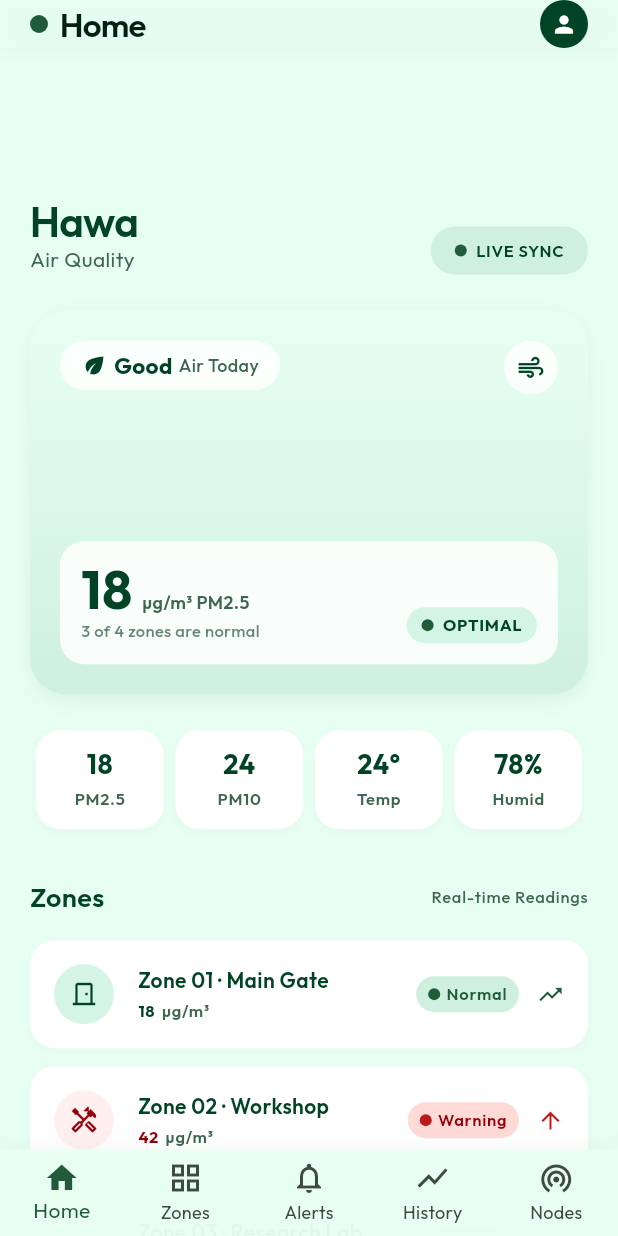
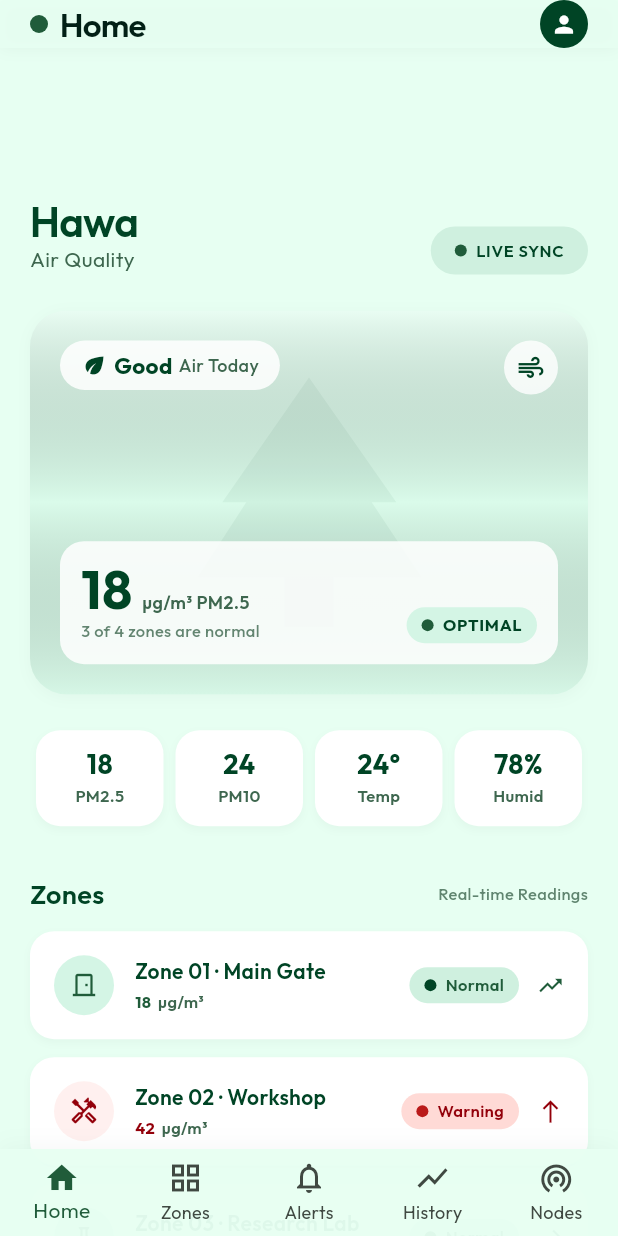
Before and after one commit to mukaaromaah/Hawa-Mobile-Apps, a Flutter app: the screen it shows after launch, on a phone screen of 412 x 824 dp. Run offline on Flutter 3.47's test engine with Material 3 defaults, Android fonts, the phone set to English and light mode, and no system bars; our stand-ins replace google_fonts.

Commit message:
Rewrite home_screen UI to match visual reference perfectly

```diff
--- a/lib/screens/home_screen.dart
+++ b/lib/screens/home_screen.dart
@@ -8,6 +8,18 @@ class HomeScreen extends StatelessWidget {
   @override
   Widget build(BuildContext context) {
     final data = SensorData.mockSample;
+    final pm25Value = data.pm25.toInt();
+    final pm10Value = data.pm10.toInt();
+    final tempValue = data.temperature.toInt();
+    final humidValue = data.humidity.toInt();
+
+    // Determine overall status based on pm25
+    bool isWarningOverall = pm25Value > 35;
+    String statusText = isWarningOverall ? 'Warning' : 'Good';
+    String subStatusText = isWarningOverall ? 'Air Quality' : 'Air Today';
+    String optimalText = isWarningOverall ? 'Attention' : 'Optimal';
+    Color mainStatusColor = isWarningOverall ? AppTheme.error : AppTheme.primary;
+
     return SingleChildScrollView(
       padding: const EdgeInsets.only(left: 20, right: 20, top: 100, bottom: 100),
       child: Column(
@@ -18,10 +30,10 @@ class HomeScreen extends StatelessWidget {
             mainAxisAlignment: MainAxisAlignment.spaceBetween,
             crossAxisAlignment: CrossAxisAlignment.end,
             children: [
-              Column(
+              const Column(
                 crossAxisAlignment: CrossAxisAlignment.start,
                 children: [
-                  const Text(
+                  Text(
                     'Hawa',
                     style: TextStyle(
                       fontSize: 28,
@@ -31,7 +43,7 @@ class HomeScreen extends StatelessWidget {
                       letterSpacing: -0.5,
                     ),
                   ),
-                  const Text(
+                  Text(
                     'Air Quality',
                     style: TextStyle(
                       fontSize: 14,
@@ -77,24 +89,41 @@ class HomeScreen extends StatelessWidget {
           AspectRatio(
             aspectRatio: 16 / 11,
             child: Container(
-              width: double.infinity,
               decoration: BoxDecoration(
                 color: AppTheme.surfaceContainerLow,
                 borderRadius: BorderRadius.circular(24),
-                // We simulate the image background with a gradient for now
-                gradient: const LinearGradient(
-                  colors: [Color(0xFFE7FFF2), Color(0xFFCFF0DF)],
+                boxShadow: [
+                  BoxShadow(
+                    color: Colors.black.withValues(alpha: 0.03),
+                    blurRadius: 8,
+                    offset: const Offset(0, 2),
+                  ),
+                ],
+              ),
+              child: Stack(
+                children: [
+                  // Placeholder for the illustration
+                  Positioned.fill(
+                    child: Container(
+                      decoration: BoxDecoration(
+                        borderRadius: BorderRadius.circular(24),
+                        gradient: LinearGradient(
+                          colors: [
+                            Colors.white.withValues(alpha: 0.4),
+                            Colors.transparent,
+                            AppTheme.surfaceContainerHigh.withValues(alpha: 0.4),
+                          ],
                           begin: Alignment.topCenter,
                           end: Alignment.bottomCenter,
                         ),
-                boxShadow: [
-                  BoxShadow(
-                    color: Colors.black.withValues(alpha: 0.05),
-                    blurRadius: 10,
-                    offset: const Offset(0, 4),
                       ),
-                ],
+                      child: ClipRRect(
+                        borderRadius: BorderRadius.circular(24),
+                        child: Icon(Icons.park, size: 200, color: AppTheme.primary.withValues(alpha: 0.05)),
                       ),
+                    ),
+                  ),
+                  Padding(
                     padding: const EdgeInsets.all(20),
                     child: Column(
                       mainAxisAlignment: MainAxisAlignment.spaceBetween,
@@ -111,20 +140,20 @@ class HomeScreen extends StatelessWidget {
                               ),
                               child: Row(
                                 children: [
-                            const Icon(Icons.eco, color: AppTheme.primary, size: 18),
+                                  Icon(Icons.eco, color: mainStatusColor, size: 18),
                                   const SizedBox(width: 4),
-                            const Text(
-                              'Good',
+                                  Text(
+                                    statusText,
                                     style: TextStyle(
                                       fontSize: 15,
                                       fontWeight: FontWeight.bold,
-                                color: AppTheme.primary,
+                                      color: mainStatusColor,
                                     ),
                                   ),
                                   const SizedBox(width: 4),
-                            const Text(
-                              'Air Today',
-                              style: TextStyle(
+                                  Text(
+                                    subStatusText,
+                                    style: const TextStyle(
                                       fontSize: 12,
                                       fontWeight: FontWeight.w500,
                                       color: AppTheme.secondary,
@@ -162,11 +191,11 @@ class HomeScreen extends StatelessWidget {
                                     textBaseline: TextBaseline.alphabetic,
                                     children: [
                                       Text(
-                                  '${data.pm25.toInt()}',
-                                  style: const TextStyle(
+                                        '$pm25Value',
+                                        style: TextStyle(
                                           fontSize: 36,
                                           fontWeight: FontWeight.bold,
-                                    color: AppTheme.primary,
+                                          color: mainStatusColor,
                                           height: 1,
                                         ),
                                       ),
@@ -203,19 +232,22 @@ class HomeScreen extends StatelessWidget {
                                     Container(
                                       width: 8,
                                       height: 8,
-                                decoration: const BoxDecoration(
-                                  color: AppTheme.primaryContainer,
+                                      decoration: BoxDecoration(
+                                        color: isWarningOverall ? AppTheme.error : AppTheme.primaryContainer,
                                         shape: BoxShape.circle,
                                       ),
                                     ),
                                     const SizedBox(width: 6),
-                              const Text(
-                                'OPTIMAL',
+                                    Text(
+                                      optimalText.toUpperCase(),
                                       style: TextStyle(
                                         fontSize: 11,
                                         fontWeight: FontWeight.bold,
-                                  color: AppTheme.primary,
+                                        color: isWarningOverall ? AppTheme.error : AppTheme.primary,
                                         letterSpacing: 0.5,
+                                      ),
+                                    ),
+                                  ],
                                 ),
                               ),
                             ],
@@ -230,14 +262,14 @@ class HomeScreen extends StatelessWidget {
           ),
           const SizedBox(height: 24),
 
-          // Data Bubbles Row
+          // Data Bubbles Row (4 Compact Metrics)
           Row(
             mainAxisAlignment: MainAxisAlignment.spaceBetween,
             children: [
-              _buildBubble('${data.pm25.toInt()}', 'PM2.5'),
-              _buildBubble('${data.pm10.toInt()}', 'PM10'),
-              _buildBubble('${data.temperature.toInt()}°', 'Temp'),
-              _buildBubble('${data.humidity.toInt()}%', 'Humid'),
+              _buildBubble('$pm25Value', 'PM2.5'),
+              _buildBubble('$pm10Value', 'PM10'),
+              _buildBubble('$tempValue°', 'Temp'),
+              _buildBubble('$humidValue%', 'Humid'),
             ],
           ),
           const SizedBox(height: 32),
@@ -254,56 +286,47 @@ class HomeScreen extends StatelessWidget {
                   color: AppTheme.primary,
                 ),
               ),
-              const Text(
+              Text(
                 'Real-time Readings',
                 style: TextStyle(
                   fontSize: 11,
                   fontWeight: FontWeight.w500,
-                  color: AppTheme.secondary,
-                  letterSpacing: 0.5,
+                  color: AppTheme.secondary.withValues(alpha: 0.8),
                 ),
               ),
             ],
           ),
-          const SizedBox(height: 16),
+          const SizedBox(height: 12),
 
           // Zone Cards Stream
           _buildZoneCard(
-            title: 'Zone 01 · Main Gate',
-            value: '18',
-            unit: 'µg/m³',
+            zoneName: 'Zone 01 · Main Gate',
+            value: '18 µg/m³',
             icon: Icons.door_front_door_outlined,
-            status: 'Normal',
             isWarning: false,
             trendIcon: Icons.trending_up,
           ),
           const SizedBox(height: 12),
           _buildZoneCard(
-            title: 'Zone 02 · Workshop',
-            value: '42',
-            unit: 'µg/m³',
+            zoneName: 'Zone 02 · Workshop',
+            value: '42 µg/m³',
             icon: Icons.handyman_outlined,
-            status: 'Warning',
             isWarning: true,
-            trendIcon: Icons.arrow_upward,
+            trendIcon: Icons.north,
           ),
           const SizedBox(height: 12),
           _buildZoneCard(
-            title: 'Zone 03 · Research Lab',
-            value: '21',
-            unit: 'µg/m³',
+            zoneName: 'Zone 03 · Research Lab',
+            value: '21 µg/m³',
             icon: Icons.science_outlined,
-            status: 'Normal',
             isWarning: false,
-            trendIcon: Icons.arrow_forward,
+            trendIcon: Icons.east,
           ),
           const SizedBox(height: 12),
           _buildZoneCard(
-            title: 'Zone 04 · Perimeter',
-            value: '14',
-            unit: 'µg/m³',
+            zoneName: 'Zone 04 · Perimeter',
+            value: '14 µg/m³',
             icon: Icons.park_outlined,
-            status: 'Normal',
             isWarning: false,
             trendIcon: Icons.trending_down,
           ),
@@ -322,7 +345,7 @@ class HomeScreen extends StatelessWidget {
           borderRadius: BorderRadius.circular(16),
           boxShadow: [
             BoxShadow(
-              color: Colors.black.withValues(alpha: 0.02),
+              color: Colors.black.withValues(alpha: 0.03),
               blurRadius: 4,
               offset: const Offset(0, 2),
             ),
@@ -336,7 +359,7 @@ class HomeScreen extends StatelessWidget {
                 fontSize: 18,
                 fontWeight: FontWeight.bold,
                 color: AppTheme.primary,
-                height: 1.2,
+                height: 1.1,
               ),
             ),
             const SizedBox(height: 4),
@@ -346,7 +369,6 @@ class HomeScreen extends StatelessWidget {
                 fontSize: 11,
                 fontWeight: FontWeight.w600,
                 color: AppTheme.secondary,
-                letterSpacing: 0.5,
               ),
             ),
           ],
@@ -356,30 +378,26 @@ class HomeScreen extends StatelessWidget {
   }
 
   Widget _buildZoneCard({
-    required String title,
+    required String zoneName,
     required String value,
-    required String unit,
     required IconData icon,
-    required String status,
     required bool isWarning,
     required IconData trendIcon,
   }) {
-    final bgColor = AppTheme.surfaceContainerLowest;
-    final iconBgColor = isWarning ? AppTheme.errorContainer.withValues(alpha: 0.4) : AppTheme.surfaceContainer;
-    final iconColor = isWarning ? AppTheme.onErrorContainer : AppTheme.primary;
-    final statusBgColor = isWarning ? AppTheme.errorContainer : AppTheme.surfaceContainerHigh;
-    final statusTextColor = isWarning ? AppTheme.onErrorContainer : AppTheme.primaryContainer;
-    final statusDotColor = isWarning ? AppTheme.error : AppTheme.primaryContainer;
-    final trendColor = isWarning ? AppTheme.error : AppTheme.primaryContainer;
+    final String statusText = isWarning ? 'Warning' : 'Normal';
+    final Color onMainColor = isWarning ? AppTheme.onErrorContainer : AppTheme.primaryContainer;
+    final Color highlightColor = isWarning ? AppTheme.error : AppTheme.primary;
+    final String highlightValue = value.split(' ').first;
+    final String unitValue = value.substring(highlightValue.length).trim();
 
     return Container(
       padding: const EdgeInsets.all(16),
       decoration: BoxDecoration(
-        color: bgColor,
+        color: AppTheme.surfaceContainerLowest,
         borderRadius: BorderRadius.circular(16),
         boxShadow: [
           BoxShadow(
-            color: Colors.black.withValues(alpha: 0.02),
+            color: Colors.black.withValues(alpha: 0.03),
             blurRadius: 4,
             offset: const Offset(0, 2),
           ),
@@ -395,18 +413,18 @@ class HomeScreen extends StatelessWidget {
                   width: 40,
                   height: 40,
                   decoration: BoxDecoration(
-                    color: iconBgColor,
+                    color: isWarning ? AppTheme.errorContainer.withValues(alpha: 0.4) : AppTheme.surfaceContainer,
                     shape: BoxShape.circle,
                   ),
-                  child: Icon(icon, color: iconColor, size: 20),
+                  child: Icon(icon, color: onMainColor, size: 20),
                 ),
-                const SizedBox(width: 16),
+                const SizedBox(width: 14),
                 Expanded(
                   child: Column(
                     crossAxisAlignment: CrossAxisAlignment.start,
                     children: [
                       Text(
-                        title,
+                        zoneName,
                         style: const TextStyle(
                           fontSize: 14,
                           fontWeight: FontWeight.w600,
@@ -419,22 +437,20 @@ class HomeScreen extends StatelessWidget {
                       Row(
                         children: [
                           Text(
-                            value,
+                            highlightValue,
                             style: TextStyle(
                               fontSize: 11,
                               fontWeight: FontWeight.bold,
-                              color: isWarning ? AppTheme.onErrorContainer : AppTheme.primary,
-                              letterSpacing: 0.5,
+                              color: onMainColor,
                             ),
                           ),
                           const SizedBox(width: 4),
                           Text(
-                            unit,
+                            unitValue,
                             style: const TextStyle(
                               fontSize: 11,
                               fontWeight: FontWeight.w600,
                               color: AppTheme.secondary,
-                              letterSpacing: 0.5,
                             ),
                           ),
                         ],
@@ -445,12 +461,13 @@ class HomeScreen extends StatelessWidget {
               ],
             ),
           ),
+          const SizedBox(width: 12),
           Row(
             children: [
               Container(
-                padding: const EdgeInsets.symmetric(horizontal: 8, vertical: 4),
+                padding: const EdgeInsets.symmetric(horizontal: 10, vertical: 4),
                 decoration: BoxDecoration(
-                  color: statusBgColor,
+                  color: isWarning ? AppTheme.errorContainer : AppTheme.surfaceContainerHigh,
                   borderRadius: BorderRadius.circular(12),
                 ),
                 child: Row(
@@ -459,25 +476,24 @@ class HomeScreen extends StatelessWidget {
                       width: 8,
                       height: 8,
                       decoration: BoxDecoration(
-                        color: statusDotColor,
+                        color: highlightColor,
                         shape: BoxShape.circle,
                       ),
                     ),
-                    const SizedBox(width: 4),
+                    const SizedBox(width: 6),
                     Text(
-                      status,
+                      statusText,
                       style: TextStyle(
                         fontSize: 11,
                         fontWeight: FontWeight.w600,
-                        color: statusTextColor,
-                        letterSpacing: 0.5,
+                        color: onMainColor,
                       ),
                     ),
                   ],
                 ),
               ),
               const SizedBox(width: 12),
-              Icon(trendIcon, color: trendColor, size: 18),
+              Icon(trendIcon, color: onMainColor, size: 18),
             ],
           ),
         ],
```
Lines whose indentation alone changed are shown as unchanged.
